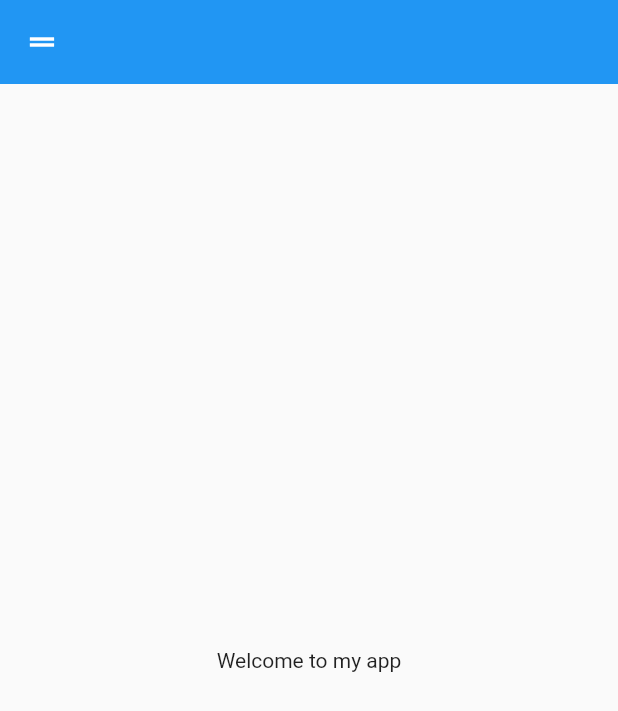
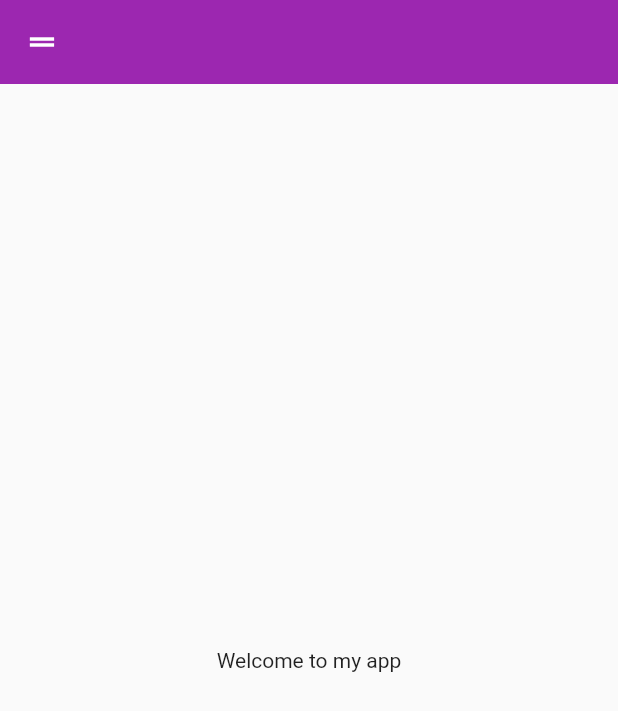
Before and after one commit to Farahsalsabila06/project_cooking, a Flutter app: the screen it shows after launch, on a phone screen of 412 x 824 dp. Shown: the top 711 px of the screen. Run offline on Flutter 3.47's test engine with Material 2 defaults, Android fonts, the light colour scheme and no system bars.

Commit message:
Project_cooking

```diff
--- a/lib/Screen/splash_screen.dart
+++ b/lib/Screen/splash_screen.dart
@@ -10,7 +10,7 @@ class Splashscreen extends StatelessWidget {
     return const MaterialApp(
       debugShowCheckedModeBanner: false,
       home:Scaffold(
-        backgroundColor: Color.fromARGB(255, 224, 218, 158),
+        backgroundColor: Color.fromARGB(255, 158, 185, 224),
         body: Center(
           child: Text("SPLASH"),
         ),
--- a/lib/main.dart
+++ b/lib/main.dart
@@ -19,7 +19,7 @@ class MyApp extends StatelessWidget{
           return MaterialApp(
           title : 'Flutter Demo',
           theme : ThemeData (
-            primarySwatch: Colors.blue,
+            primarySwatch: Colors.purple,
           ),
           home : const HomePage(),
           );
```
